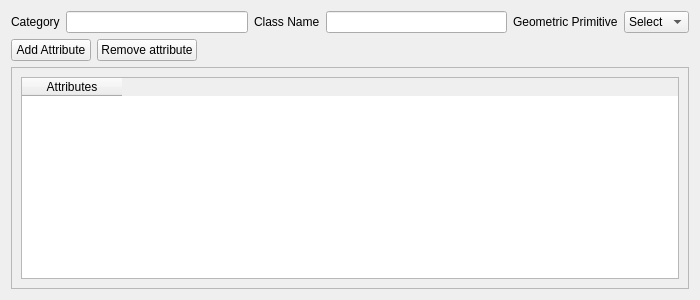
Above: CustomWidgets/CustomDbManagementWidgets/newClassWidget.ui from dsgoficial/DsgTools before the change. Below: the same form after it.
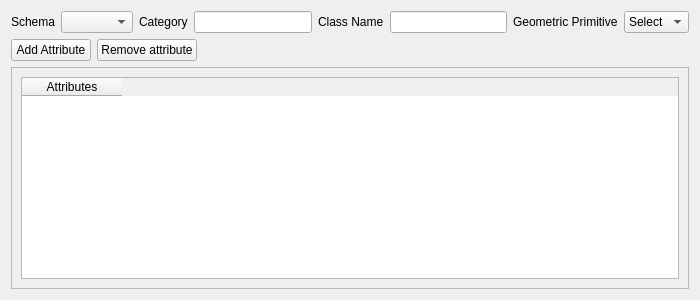
That is the form after the change. Icons and pictures are not drawn.

```diff
--- a/CustomWidgets/CustomDbManagementWidgets/newClassWidget.ui
+++ b/CustomWidgets/CustomDbManagementWidgets/newClassWidget.ui
@@ -28,6 +28,23 @@
   <layout class="QGridLayout" name="gridLayout">
    <item row="0" column="0" colspan="3">
     <layout class="QHBoxLayout" name="horizontalLayout">
+     <item>
+      <widget class="QLabel" name="label_4">
+       <property name="text">
+        <string>Schema</string>
+       </property>
+      </widget>
+     </item>
+     <item>
+      <widget class="QComboBox" name="schemaComboBox">
+       <property name="sizePolicy">
+        <sizepolicy hsizetype="Maximum" vsizetype="Fixed">
+         <horstretch>0</horstretch>
+         <verstretch>0</verstretch>
+        </sizepolicy>
+       </property>
+      </widget>
+     </item>
      <item>
       <widget class="QLabel" name="label_2">
        <property name="text">
@@ -36,7 +53,14 @@
       </widget>
      </item>
      <item>
-      <widget class="QLineEdit" name="categoryLineEdit"/>
+      <widget class="QLineEdit" name="categoryLineEdit">
+       <property name="sizePolicy">
+        <sizepolicy hsizetype="MinimumExpanding" vsizetype="Fixed">
+         <horstretch>0</horstretch>
+         <verstretch>0</verstretch>
+        </sizepolicy>
+       </property>
+      </widget>
      </item>
      <item>
       <widget class="QLabel" name="label">
```
